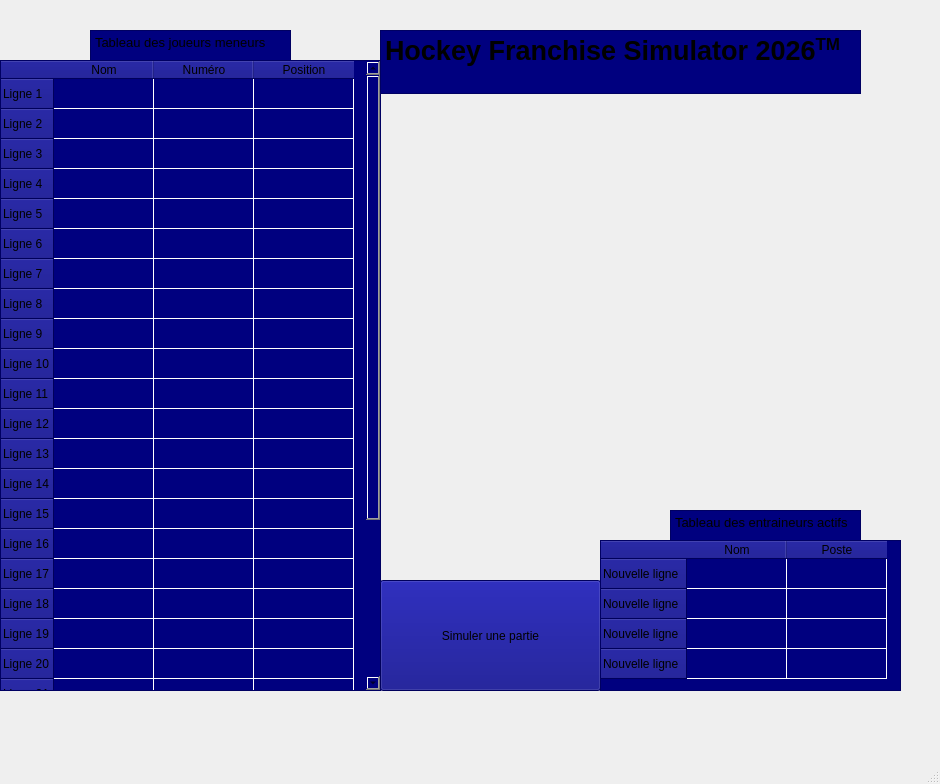
Before: the Qt Designer form mainwindow.ui in cgiroux527/PROJET_HOCKEY_SIMULATOR, drawn with Qt 5.
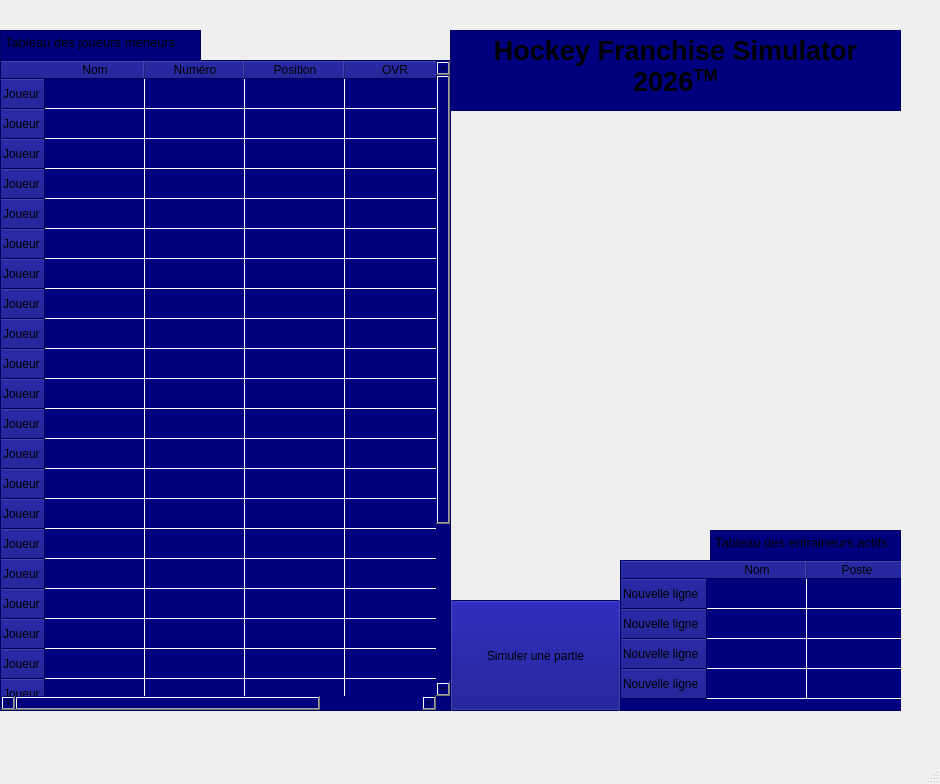
After: the same form once the commit is applied. The open tabs and pages were chosen to show the change.

Commit message: Tous les systemes de ovr par joueur c fait

```diff
--- a/mainwindow.ui
+++ b/mainwindow.ui
@@ -38,16 +38,10 @@
        <rect>
         <x>10</x>
         <y>30</y>
-        <width>381</width>
-        <height>631</height>
+        <width>451</width>
+        <height>651</height>
        </rect>
       </property>
-      <property name="maximumSize">
-       <size>
-        <width>381</width>
-        <height>16777215</height>
-       </size>
-      </property>
       <property name="styleSheet">
        <string notr="true">background-color: rgb(0, 0, 127);
 border-right-color: rgb(255, 255, 255);
@@ -58,137 +52,137 @@
       </property>
       <row>
        <property name="text">
-        <string>Ligne 1</string>
+        <string>Joueur</string>
        </property>
       </row>
       <row>
        <property name="text">
-        <string>Ligne 2</string>
+        <string>Joueur</string>
        </property>
       </row>
       <row>
        <property name="text">
-        <string>Ligne 3</string>
+        <string>Joueur</string>
        </property>
       </row>
       <row>
        <property name="text">
-        <string>Ligne 4</string>
+        <string>Joueur</string>
        </property>
       </row>
       <row>
        <property name="text">
-        <string>Ligne 5</string>
+        <string>Joueur</string>
        </property>
       </row>
       <row>
        <property name="text">
-        <string>Ligne 6</string>
+        <string>Joueur</string>
        </property>
       </row>
       <row>
        <property name="text">
-        <string>Ligne 7</string>
+        <string>Joueur</string>
        </property>
       </row>
       <row>
        <property name="text">
-        <string>Ligne 8</string>
+        <string>Joueur</string>
        </property>
       </row>
       <row>
        <property name="text">
-        <string>Ligne 9</string>
+        <string>Joueur</string>
        </property>
       </row>
       <row>
        <property name="text">
-        <string>Ligne 10</string>
+        <string>Joueur</string>
        </property>
       </row>
       <row>
        <property name="text">
-        <string>Ligne 11</string>
+        <string>Joueur</string>
        </property>
       </row>
       <row>
        <property name="text">
-        <string>Ligne 12</string>
+        <string>Joueur</string>
        </property>
       </row>
       <row>
        <property name="text">
-        <string>Ligne 13</string>
+        <string>Joueur</string>
        </property>
       </row>
       <row>
        <property name="text">
-        <string>Ligne 14</string>
+        <string>Joueur</string>
        </property>
       </row>
       <row>
        <property name="text">
-        <string>Ligne 15</string>
+        <string>Joueur</string>
        </property>
       </row>
       <row>
        <property name="text">
-        <string>Ligne 16</string>
+        <string>Joueur</string>
        </property>
       </row>
       <row>
        <property name="text">
-        <string>Ligne 17</string>
+        <string>Joueur</string>
        </property>
       </row>
       <row>
        <property name="text">
-        <string>Ligne 18</string>
+        <string>Joueur</string>
        </property>
       </row>
       <row>
        <property name="text">
-        <string>Ligne 19</string>
+        <string>Joueur</string>
        </property>
       </row>
       <row>
        <property name="text">
-        <string>Ligne 20</string>
+        <string>Joueur</string>
        </property>
       </row>
       <row>
        <property name="text">
-        <string>Ligne 21</string>
+        <string>Joueur</string>
        </property>
       </row>
       <row>
        <property name="text">
-        <string>Ligne 22</string>
+        <string>Joueur</string>
        </property>
       </row>
       <row>
        <property name="text">
-        <string>Ligne 23</string>
+        <string>Joueur</string>
        </property>
       </row>
       <row>
        <property name="text">
-        <string>Ligne 24</string>
+        <string>Joueur</string>
        </property>
       </row>
       <row>
        <property name="text">
-        <string>Ligne 25</string>
+        <string>Joueur</string>
        </property>
       </row>
       <row>
        <property name="text">
-        <string>Ligne 26</string>
+        <string>Joueur</string>
        </property>
       </row>
       <row>
        <property name="text">
-        <string>Ligne 27</string>
+        <string>Joueur</string>
        </property>
       </row>
       <column>
@@ -206,13 +200,18 @@
         <string>Position</string>
        </property>
       </column>
+      <column>
+       <property name="text">
+        <string>OVR</string>
+       </property>
+      </column>
      </widget>
      <widget class="QPushButton" name="BoutonPageSim">
       <property name="geometry">
        <rect>
-        <x>390</x>
-        <y>550</y>
-        <width>221</width>
+        <x>460</x>
+        <y>570</y>
+        <width>171</width>
         <height>111</height>
        </rect>
       </property>
@@ -226,8 +225,8 @@
      <widget class="QTableWidget" name="TableauEntraineurs">
       <property name="geometry">
        <rect>
-        <x>610</x>
-        <y>510</y>
+        <x>630</x>
+        <y>530</y>
         <width>301</width>
         <height>151</height>
        </rect>
@@ -270,8 +269,8 @@
      <widget class="QTextEdit" name="TitreTableauCoachs">
       <property name="geometry">
        <rect>
-        <x>680</x>
-        <y>480</y>
+        <x>720</x>
+        <y>500</y>
         <width>191</width>
         <height>31</height>
        </rect>
@@ -293,10 +292,10 @@
      <widget class="QTextEdit" name="TitreSim">
       <property name="geometry">
        <rect>
-        <x>390</x>
+        <x>460</x>
         <y>0</y>
-        <width>481</width>
-        <height>64</height>
+        <width>451</width>
+        <height>81</height>
        </rect>
       </property>
       <property name="styleSheet">
@@ -310,13 +309,13 @@
 li.unchecked::marker { content: &quot;\2610&quot;; }
 li.checked::marker { content: &quot;\2612&quot;; }
 &lt;/style&gt;&lt;/head&gt;&lt;body style=&quot; font-family:'Segoe UI'; font-size:9pt; font-weight:400; font-style:normal;&quot;&gt;
-&lt;p align=&quot;justify&quot; style=&quot; margin-top:0px; margin-bottom:0px; margin-left:0px; margin-right:0px; -qt-block-indent:0; text-indent:0px;&quot;&gt;&lt;span style=&quot; font-size:20pt; font-weight:700;&quot;&gt;Hockey Franchise Simulator 2026&lt;/span&gt;&lt;span style=&quot; font-size:20pt; font-weight:700; vertical-align:super;&quot;&gt;TM&lt;/span&gt;&lt;/p&gt;&lt;/body&gt;&lt;/html&gt;</string>
+&lt;p align=&quot;center&quot; style=&quot; margin-top:0px; margin-bottom:0px; margin-left:0px; margin-right:0px; -qt-block-indent:0; text-indent:0px;&quot;&gt;&lt;span style=&quot; font-size:20pt; font-weight:700;&quot;&gt;Hockey Franchise Simulator 2026&lt;/span&gt;&lt;span style=&quot; font-size:20pt; font-weight:700; vertical-align:super;&quot;&gt;TM&lt;/span&gt;&lt;/p&gt;&lt;/body&gt;&lt;/html&gt;</string>
       </property>
      </widget>
      <widget class="QTextEdit" name="TitreTableauJoueurs">
       <property name="geometry">
        <rect>
-        <x>100</x>
+        <x>10</x>
         <y>0</y>
         <width>201</width>
         <height>31</height>
```
Left out of the diff: 2 changed lines with no effect on the pictures. The commit also changes 4 other files.
